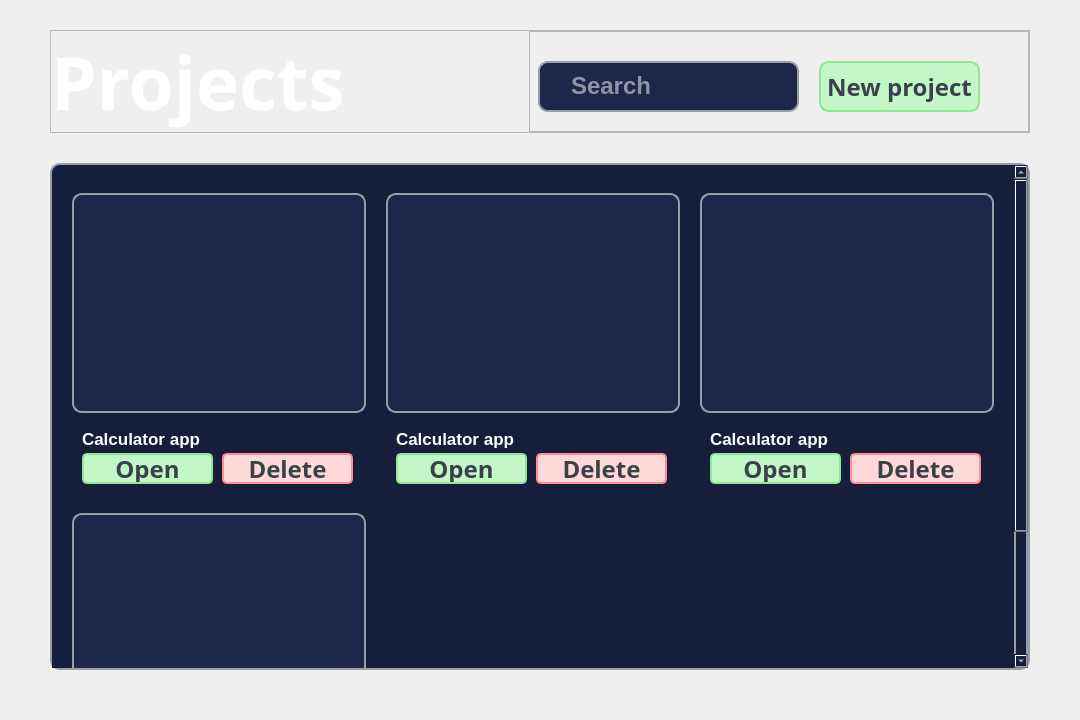
This is src/client/projects/navigation/ui/projects_navigation_page.ui in PenguinDevs/GanttStudent as Qt 5 draws it before an edit. The edited form follows.
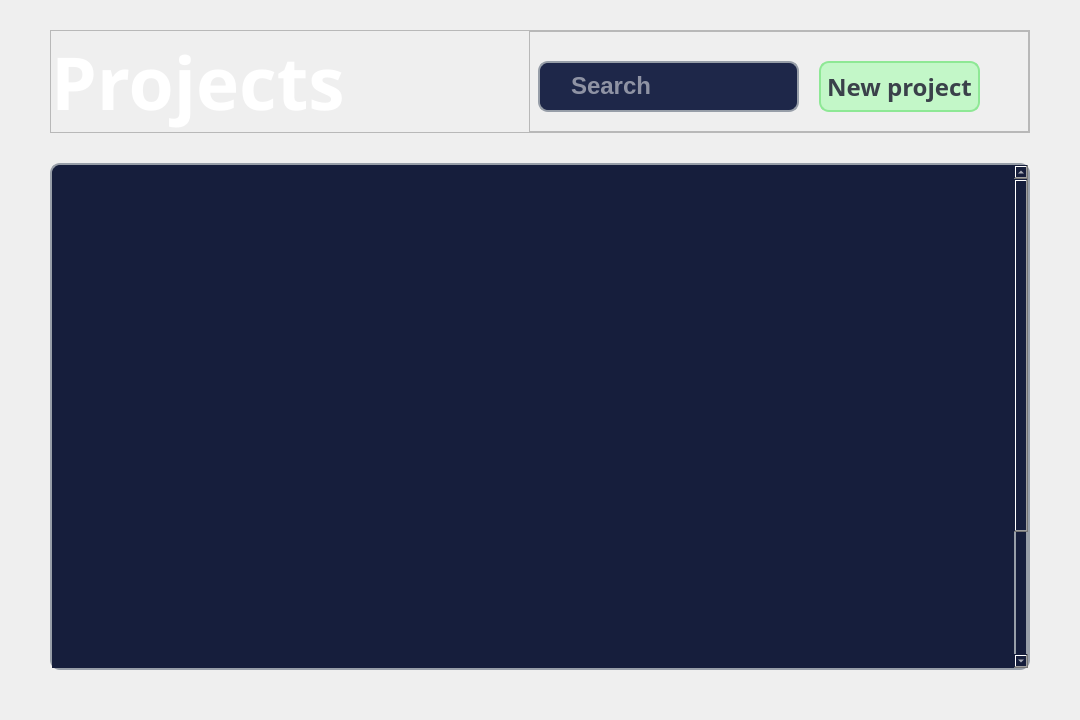
This is the edited form. Icons and pictures are not drawn.

Commit message: project rename and delete handling

Diff of the .ui file:
```diff
--- a/src/client/projects/navigation/ui/projects_navigation_page.ui
+++ b/src/client/projects/navigation/ui/projects_navigation_page.ui
@@ -291,12 +291,18 @@
         <height>676</height>
        </rect>
       </property>
+      <property name="sizePolicy">
+       <sizepolicy hsizetype="Expanding" vsizetype="Expanding">
+        <horstretch>0</horstretch>
+        <verstretch>0</verstretch>
+       </sizepolicy>
+      </property>
       <property name="styleSheet">
        <string notr="true">border: 0px;
 background: #161e3c;
 color: #ffffff;</string>
       </property>
-      <layout class="QGridLayout" name="gridLayout">
+      <layout class="QGridLayout" name="gridLayout" rowstretch="0,0" rowminimumheight="300,300">
        <property name="sizeConstraint">
         <enum>QLayout::SetMinAndMaxSize</enum>
        </property>
@@ -315,210 +321,18 @@
        <property name="spacing">
         <number>20</number>
        </property>
-       <item row="0" column="0">
-        <widget class="QFrame" name="item">
-         <property name="minimumSize">
-          <size>
-           <width>0</width>
-           <height>300</height>
-          </size>
-         </property>
-         <property name="maximumSize">
-          <size>
-           <width>16777215</width>
-           <height>16777215</height>
-          </size>
-         </property>
-         <property name="styleSheet">
-          <string notr="true">border: 0px;
-background: #161e3c;
-color: #ffffff;</string>
-         </property>
-         <property name="frameShape">
-          <enum>QFrame::StyledPanel</enum>
-         </property>
-         <property name="frameShadow">
-          <enum>QFrame::Raised</enum>
-         </property>
-         <layout class="QVBoxLayout" name="verticalLayout">
-          <property name="spacing">
-           <number>0</number>
-          </property>
-          <property name="leftMargin">
-           <number>0</number>
-          </property>
-          <property name="topMargin">
-           <number>0</number>
-          </property>
-          <property name="rightMargin">
-           <number>0</number>
-          </property>
-          <property name="bottomMargin">
-           <number>0</number>
-          </property>
-          <item>
-           <widget class="QFrame" name="preview">
-            <property name="minimumSize">
-             <size>
-              <width>0</width>
-              <height>0</height>
-             </size>
-            </property>
-            <property name="maximumSize">
-             <size>
-              <width>16777215</width>
-              <height>16777215</height>
-             </size>
-            </property>
-            <property name="styleSheet">
-             <string notr="true">border: 2px solid #979ea8;
-border-radius: 10px;
-background: #1e2749;
-color: #ffffff;</string>
-            </property>
-            <property name="frameShape">
-             <enum>QFrame::StyledPanel</enum>
-            </property>
-            <property name="frameShadow">
-             <enum>QFrame::Raised</enum>
-            </property>
-           </widget>
-          </item>
-          <item>
-           <widget class="QFrame" name="item_footer">
-            <property name="maximumSize">
-             <size>
-              <width>16777215</width>
-              <height>80</height>
-             </size>
-            </property>
-            <property name="frameShape">
-             <enum>QFrame::StyledPanel</enum>
-            </property>
-            <property name="frameShadow">
-             <enum>QFrame::Raised</enum>
-            </property>
-            <widget class="QLabel" name="item_name">
-             <property name="geometry">
-              <rect>
-               <x>10</x>
-               <y>10</y>
-               <width>271</width>
-               <height>31</height>
-              </rect>
-             </property>
-             <property name="font">
-              <font>
-               <pointsize>13</pointsize>
-               <bold>true</bold>
-              </font>
-             </property>
-             <property name="styleSheet">
-              <string notr="true">qproperty-alignment: AlignLeft;</string>
-             </property>
-             <property name="text">
-              <string>Calculator app</string>
-             </property>
-            </widget>
-            <widget class="QPushButton" name="open_button">
-             <property name="geometry">
-              <rect>
-               <x>10</x>
-               <y>40</y>
-               <width>131</width>
-               <height>31</height>
-              </rect>
-             </property>
-             <property name="minimumSize">
-              <size>
-               <width>0</width>
-               <height>0</height>
-              </size>
-             </property>
-             <property name="maximumSize">
-              <size>
-               <width>16777215</width>
-               <height>100</height>
-              </size>
-             </property>
-             <property name="font">
-              <font>
-               <family>Leelawadee</family>
-               <pointsize>18</pointsize>
-               <bold>true</bold>
-              </font>
-             </property>
-             <property name="cursor">
-              <cursorShape>PointingHandCursor</cursorShape>
-             </property>
-             <property name="toolTip">
-              <string>Login</string>
-             </property>
-             <property name="styleSheet">
-              <string notr="true">border: 2px solid #8ee895;
-border-radius: 5px;
-background: #c3f7c8;
-color: #3a414a;</string>
-             </property>
-             <property name="text">
-              <string>Open</string>
-             </property>
-            </widget>
-            <widget class="QPushButton" name="delete_button">
-             <property name="geometry">
-              <rect>
-               <x>150</x>
-               <y>40</y>
-               <width>131</width>
-               <height>31</height>
-              </rect>
-             </property>
-             <property name="minimumSize">
-              <size>
-               <width>0</width>
-               <height>0</height>
-              </size>
-             </property>
-             <property name="maximumSize">
-              <size>
-               <width>16777215</width>
-               <height>100</height>
-              </size>
-             </property>
-             <property name="font">
-              <font>
-               <family>Leelawadee</family>
-               <pointsize>18</pointsize>
-               <bold>true</bold>
-              </font>
-             </property>
-             <property name="cursor">
-              <cursorShape>PointingHandCursor</cursorShape>
-             </property>
-             <property name="toolTip">
-              <string>Login</string>
-             </property>
-             <property name="styleSheet">
-              <string notr="true">border: 2px solid #ff8f8f;
-border-radius: 5px;
-background: #ffd9d9;
-color: #3a414a;</string>
-             </property>
-             <property name="text">
-              <string>Delete</string>
-             </property>
-            </widget>
-           </widget>
-          </item>
-         </layout>
-        </widget>
-       </item>
        <item row="0" column="2">
-        <widget class="QFrame" name="item_3">
+        <widget class="QFrame" name="blank_3">
+         <property name="sizePolicy">
+          <sizepolicy hsizetype="Preferred" vsizetype="Expanding">
+           <horstretch>0</horstretch>
+           <verstretch>0</verstretch>
+          </sizepolicy>
+         </property>
          <property name="minimumSize">
           <size>
            <width>0</width>
-           <height>300</height>
+           <height>0</height>
           </size>
          </property>
          <property name="maximumSize">
@@ -538,185 +352,53 @@
          <property name="frameShadow">
           <enum>QFrame::Raised</enum>
          </property>
-         <layout class="QVBoxLayout" name="verticalLayout_4">
-          <property name="spacing">
-           <number>0</number>
-          </property>
-          <property name="leftMargin">
-           <number>0</number>
-          </property>
-          <property name="topMargin">
-           <number>0</number>
-          </property>
-          <property name="rightMargin">
-           <number>0</number>
-          </property>
-          <property name="bottomMargin">
-           <number>0</number>
-          </property>
-          <item>
-           <widget class="QFrame" name="preview_3">
-            <property name="minimumSize">
-             <size>
-              <width>0</width>
-              <height>0</height>
-             </size>
-            </property>
-            <property name="maximumSize">
-             <size>
-              <width>16777215</width>
-              <height>16777215</height>
-             </size>
-            </property>
-            <property name="styleSheet">
-             <string notr="true">border: 2px solid #979ea8;
-border-radius: 10px;
-background: #1e2749;
+        </widget>
+       </item>
+       <item row="0" column="0">
+        <widget class="QFrame" name="blank_1">
+         <property name="sizePolicy">
+          <sizepolicy hsizetype="Preferred" vsizetype="Expanding">
+           <horstretch>0</horstretch>
+           <verstretch>0</verstretch>
+          </sizepolicy>
+         </property>
+         <property name="minimumSize">
+          <size>
+           <width>0</width>
+           <height>0</height>
+          </size>
+         </property>
+         <property name="maximumSize">
+          <size>
+           <width>16777215</width>
+           <height>16777215</height>
+          </size>
+         </property>
+         <property name="styleSheet">
+          <string notr="true">border: 0px;
+background: #161e3c;
 color: #ffffff;</string>
-            </property>
-            <property name="frameShape">
-             <enum>QFrame::StyledPanel</enum>
-            </property>
-            <property name="frameShadow">
-             <enum>QFrame::Raised</enum>
-            </property>
-           </widget>
-          </item>
-          <item>
-           <widget class="QFrame" name="item_footer_3">
-            <property name="maximumSize">
-             <size>
-              <width>16777215</width>
-              <height>80</height>
-             </size>
-            </property>
-            <property name="frameShape">
-             <enum>QFrame::StyledPanel</enum>
-            </property>
-            <property name="frameShadow">
-             <enum>QFrame::Raised</enum>
-            </property>
-            <widget class="QLabel" name="label_4">
-             <property name="geometry">
-              <rect>
-               <x>10</x>
-               <y>10</y>
-               <width>271</width>
-               <height>31</height>
-              </rect>
-             </property>
-             <property name="font">
-              <font>
-               <pointsize>13</pointsize>
-               <bold>true</bold>
-              </font>
-             </property>
-             <property name="styleSheet">
-              <string notr="true">qproperty-alignment: AlignLeft;</string>
-             </property>
-             <property name="text">
-              <string>Calculator app</string>
-             </property>
-            </widget>
-            <widget class="QPushButton" name="open_button_3">
-             <property name="geometry">
-              <rect>
-               <x>10</x>
-               <y>40</y>
-               <width>131</width>
-               <height>31</height>
-              </rect>
-             </property>
-             <property name="minimumSize">
-              <size>
-               <width>0</width>
-               <height>0</height>
-              </size>
-             </property>
-             <property name="maximumSize">
-              <size>
-               <width>16777215</width>
-               <height>100</height>
-              </size>
-             </property>
-             <property name="font">
-              <font>
-               <family>Leelawadee</family>
-               <pointsize>18</pointsize>
-               <bold>true</bold>
-              </font>
-             </property>
-             <property name="cursor">
-              <cursorShape>PointingHandCursor</cursorShape>
-             </property>
-             <property name="toolTip">
-              <string>Login</string>
-             </property>
-             <property name="styleSheet">
-              <string notr="true">border: 2px solid #8ee895;
-border-radius: 5px;
-background: #c3f7c8;
-color: #3a414a;</string>
-             </property>
-             <property name="text">
-              <string>Open</string>
-             </property>
-            </widget>
-            <widget class="QPushButton" name="delete_button_3">
-             <property name="geometry">
-              <rect>
-               <x>150</x>
-               <y>40</y>
-               <width>131</width>
-               <height>31</height>
-              </rect>
-             </property>
-             <property name="minimumSize">
-              <size>
-               <width>0</width>
-               <height>0</height>
-              </size>
-             </property>
-             <property name="maximumSize">
-              <size>
-               <width>16777215</width>
-               <height>100</height>
-              </size>
-             </property>
-             <property name="font">
-              <font>
-               <family>Leelawadee</family>
-               <pointsize>18</pointsize>
-               <bold>true</bold>
-              </font>
-             </property>
-             <property name="cursor">
-              <cursorShape>PointingHandCursor</cursorShape>
-             </property>
-             <property name="toolTip">
-              <string>Login</string>
-             </property>
-             <property name="styleSheet">
-              <string notr="true">border: 2px solid #ff8f8f;
-border-radius: 5px;
-background: #ffd9d9;
-color: #3a414a;</string>
-             </property>
-             <property name="text">
-              <string>Delete</string>
-             </property>
-            </widget>
-           </widget>
-          </item>
-         </layout>
+         </property>
+         <property name="frameShape">
+          <enum>QFrame::StyledPanel</enum>
+         </property>
+         <property name="frameShadow">
+          <enum>QFrame::Raised</enum>
+         </property>
         </widget>
        </item>
        <item row="0" column="1">
-        <widget class="QFrame" name="item_2">
+        <widget class="QFrame" name="blank_2">
+         <property name="sizePolicy">
+          <sizepolicy hsizetype="Preferred" vsizetype="Expanding">
+           <horstretch>0</horstretch>
+           <verstretch>0</verstretch>
+          </sizepolicy>
+         </property>
          <property name="minimumSize">
           <size>
            <width>0</width>
-           <height>300</height>
+           <height>0</height>
           </size>
          </property>
          <property name="maximumSize">
@@ -736,185 +418,20 @@
          <property name="frameShadow">
           <enum>QFrame::Raised</enum>
          </property>
-         <layout class="QVBoxLayout" name="verticalLayout_3">
-          <property name="spacing">
-           <number>0</number>
-          </property>
-          <property name="leftMargin">
-           <number>0</number>
-          </property>
-          <property name="topMargin">
-           <number>0</number>
-          </property>
-          <property name="rightMargin">
-           <number>0</number>
-          </property>
-          <property name="bottomMargin">
-           <number>0</number>
-          </property>
-          <item>
-           <widget class="QFrame" name="preview_2">
-            <property name="minimumSize">
-             <size>
-              <width>0</width>
-              <height>0</height>
-             </size>
-            </property>
-            <property name="maximumSize">
-             <size>
-              <width>16777215</width>
-              <height>16777215</height>
-             </size>
-            </property>
-            <property name="styleSheet">
-             <string notr="true">border: 2px solid #979ea8;
-border-radius: 10px;
-background: #1e2749;
-color: #ffffff;</string>
-            </property>
-            <property name="frameShape">
-             <enum>QFrame::StyledPanel</enum>
-            </property>
-            <property name="frameShadow">
-             <enum>QFrame::Raised</enum>
-            </property>
-           </widget>
-          </item>
-          <item>
-           <widget class="QFrame" name="item_footer_2">
-            <property name="maximumSize">
-             <size>
-              <width>16777215</width>
-              <height>80</height>
-             </size>
-            </property>
-            <property name="frameShape">
-             <enum>QFrame::StyledPanel</enum>
-            </property>
-            <property name="frameShadow">
-             <enum>QFrame::Raised</enum>
-            </property>
-            <widget class="QLabel" name="label_3">
-             <property name="geometry">
-              <rect>
-               <x>10</x>
-               <y>10</y>
-               <width>271</width>
-               <height>31</height>
-              </rect>
-             </property>
-             <property name="font">
-              <font>
-               <pointsize>13</pointsize>
-               <bold>true</bold>
-              </font>
-             </property>
-             <property name="styleSheet">
-              <string notr="true">qproperty-alignment: AlignLeft;</string>
-             </property>
-             <property name="text">
-              <string>Calculator app</string>
-             </property>
-            </widget>
-            <widget class="QPushButton" name="open_button_2">
-             <property name="geometry">
-              <rect>
-               <x>10</x>
-               <y>40</y>
-               <width>131</width>
-               <height>31</height>
-              </rect>
-             </property>
-             <property name="minimumSize">
-              <size>
-               <width>0</width>
-               <height>0</height>
-              </size>
-             </property>
-             <property name="maximumSize">
-              <size>
-               <width>16777215</width>
-               <height>100</height>
-              </size>
-             </property>
-             <property name="font">
-              <font>
-               <family>Leelawadee</family>
-               <pointsize>18</pointsize>
-               <bold>true</bold>
-              </font>
-             </property>
-             <property name="cursor">
-              <cursorShape>PointingHandCursor</cursorShape>
-             </property>
-             <property name="toolTip">
-              <string>Login</string>
-             </property>
-             <property name="styleSheet">
-              <string notr="true">border: 2px solid #8ee895;
-border-radius: 5px;
-background: #c3f7c8;
-color: #3a414a;</string>
-             </property>
-             <property name="text">
-              <string>Open</string>
-             </property>
-            </widget>
-            <widget class="QPushButton" name="delete_button_2">
-             <property name="geometry">
-              <rect>
-               <x>150</x>
-               <y>40</y>
-               <width>131</width>
-               <height>31</height>
-              </rect>
-             </property>
-             <property name="minimumSize">
-              <size>
-               <width>0</width>
-               <height>0</height>
-              </size>
-             </property>
-             <property name="maximumSize">
-              <size>
-               <width>16777215</width>
-               <height>100</height>
-              </size>
-             </property>
-             <property name="font">
-              <font>
-               <family>Leelawadee</family>
-               <pointsize>18</pointsize>
-               <bold>true</bold>
-              </font>
-             </property>
-             <property name="cursor">
-              <cursorShape>PointingHandCursor</cursorShape>
-             </property>
-             <property name="toolTip">
-              <string>Login</string>
-             </property>
-             <property name="styleSheet">
-              <string notr="true">border: 2px solid #ff8f8f;
-border-radius: 5px;
-background: #ffd9d9;
-color: #3a414a;</string>
-             </property>
-             <property name="text">
-              <string>Delete</string>
-             </property>
-            </widget>
-           </widget>
-          </item>
-         </layout>
         </widget>
        </item>
        <item row="1" column="0">
-        <widget class="QFrame" name="item_4">
+        <widget class="QFrame" name="blank_4">
+         <property name="sizePolicy">
+          <sizepolicy hsizetype="Preferred" vsizetype="Expanding">
+           <horstretch>0</horstretch>
+           <verstretch>0</verstretch>
+          </sizepolicy>
+         </property>
          <property name="minimumSize">
           <size>
            <width>0</width>
-           <height>300</height>
+           <height>0</height>
           </size>
          </property>
          <property name="maximumSize">
@@ -934,174 +451,6 @@
          <property name="frameShadow">
           <enum>QFrame::Raised</enum>
          </property>
-         <layout class="QVBoxLayout" name="verticalLayout_5">
-          <property name="spacing">
-           <number>0</number>
-          </property>
-          <property name="leftMargin">
-           <number>0</number>
-          </property>
-          <property name="topMargin">
-           <number>0</number>
-          </property>
-          <property name="rightMargin">
-           <number>0</number>
-          </property>
-          <property name="bottomMargin">
-           <number>0</number>
-          </property>
-          <item>
-           <widget class="QFrame" name="preview_4">
-            <property name="minimumSize">
-             <size>
-              <width>0</width>
-              <height>0</height>
-             </size>
-            </property>
-            <property name="maximumSize">
-             <size>
-              <width>16777215</width>
-              <height>16777215</height>
-             </size>
-            </property>
-            <property name="styleSheet">
-             <string notr="true">border: 2px solid #979ea8;
-border-radius: 10px;
-background: #1e2749;
-color: #ffffff;</string>
-            </property>
-            <property name="frameShape">
-             <enum>QFrame::StyledPanel</enum>
-            </property>
-            <property name="frameShadow">
-             <enum>QFrame::Raised</enum>
-            </property>
-           </widget>
-          </item>
-          <item>
-           <widget class="QFrame" name="item_footer_4">
-            <property name="maximumSize">
-             <size>
-              <width>16777215</width>
-              <height>80</height>
-             </size>
-            </property>
-            <property name="frameShape">
-             <enum>QFrame::StyledPanel</enum>
-            </property>
-            <property name="frameShadow">
-             <enum>QFrame::Raised</enum>
-            </property>
-            <widget class="QLabel" name="label_5">
-             <property name="geometry">
-              <rect>
-               <x>10</x>
-               <y>10</y>
-               <width>271</width>
-               <height>31</height>
-              </rect>
-             </property>
-             <property name="font">
-              <font>
-               <pointsize>13</pointsize>
-               <bold>true</bold>
-              </font>
-             </property>
-             <property name="text">
-              <string>Calculator app</string>
-             </property>
-            </widget>
-            <widget class="QPushButton" name="open_button_4">
-             <property name="geometry">
-              <rect>
-               <x>10</x>
-               <y>40</y>
-               <width>131</width>
-               <height>31</height>
-              </rect>
-             </property>
-             <property name="minimumSize">
-              <size>
-               <width>0</width>
-               <height>0</height>
-              </size>
-             </property>
-             <property name="maximumSize">
-              <size>
-               <width>16777215</width>
-               <height>100</height>
-              </size>
-             </property>
-             <property name="font">
-              <font>
-               <family>Leelawadee</family>
-               <pointsize>18</pointsize>
-               <bold>true</bold>
-              </font>
-             </property>
-             <property name="cursor">
-              <cursorShape>PointingHandCursor</cursorShape>
-             </property>
-             <property name="toolTip">
-              <string>Login</string>
-             </property>
-             <property name="styleSheet">
-              <string notr="true">border: 2px solid #8ee895;
-border-radius: 5px;
-background: #c3f7c8;
-color: #3a414a;</string>
-             </property>
-             <property name="text">
-              <string>Open</string>
-             </property>
-            </widget>
-            <widget class="QPushButton" name="delete_button_4">
-             <property name="geometry">
-              <rect>
-               <x>150</x>
-               <y>40</y>
-               <width>131</width>
-               <height>31</height>
-              </rect>
-             </property>
-             <property name="minimumSize">
-              <size>
-               <width>0</width>
-               <height>0</height>
-              </size>
-             </property>
-             <property name="maximumSize">
-              <size>
-               <width>16777215</width>
-               <height>100</height>
-              </size>
-             </property>
-             <property name="font">
-              <font>
-               <family>Leelawadee</family>
-               <pointsize>18</pointsize>
-               <bold>true</bold>
-              </font>
-             </property>
-             <property name="cursor">
-              <cursorShape>PointingHandCursor</cursorShape>
-             </property>
-             <property name="toolTip">
-              <string>Login</string>
-             </property>
-             <property name="styleSheet">
-              <string notr="true">border: 2px solid #ff8f8f;
-border-radius: 5px;
-background: #ffd9d9;
-color: #3a414a;</string>
-             </property>
-             <property name="text">
-              <string>Delete</string>
-             </property>
-            </widget>
-           </widget>
-          </item>
-         </layout>
         </widget>
        </item>
       </layout>
```
Left out of the diff: 16 changed lines with no effect on the pictures. The commit also changes 30 other files.
